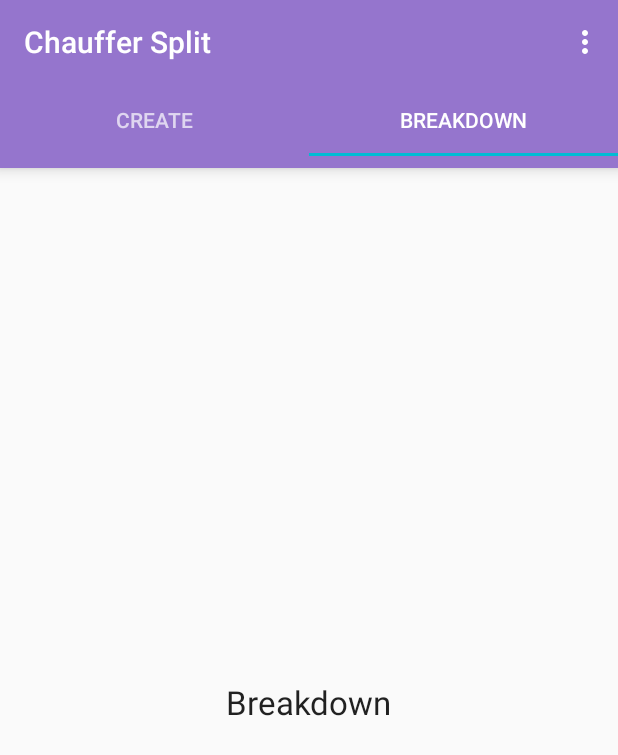
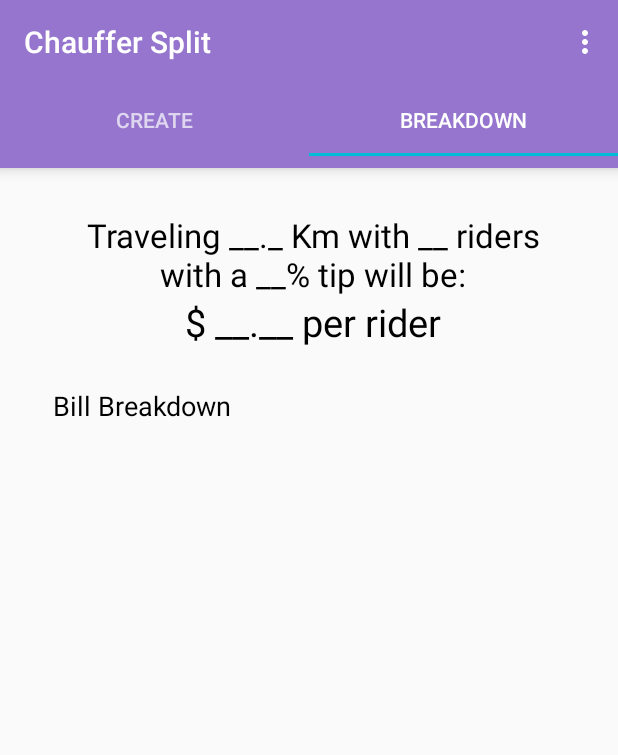
Before and after one commit to Ecobbold/ChaufferSplit, an Android app: the screen it shows after launch (MainActivity), tab 2 chosen, on a phone screen of 412 x 824 dp. Shown: the top 755 px of the screen. Run offline under Robolectric (Android 15) with nearby library versions, the phone set to English and light mode, and no system bars.

Commit message:
Fixed Margins, added text to tab2 fragement.

```diff
--- a/app/src/main/res/layout/fragment_tab_fragment1.xml
+++ b/app/src/main/res/layout/fragment_tab_fragment1.xml
@@ -2,10 +2,9 @@
 <RelativeLayout xmlns:android="http://schemas.android.com/apk/res/android"
     android:layout_width="match_parent"
     android:layout_height="match_parent"
-    android:paddingLeft="35dp"
-    android:paddingRight="60dp"
+    android:paddingStart="35dp"
+    android:paddingEnd="30dp"
     android:paddingTop="30dp"
-    android:paddingEnd="30dp"
     android:orientation="vertical">
 
     <TextView
--- a/app/src/main/res/layout/fragment_tab_fragment2.xml
+++ b/app/src/main/res/layout/fragment_tab_fragment2.xml
@@ -2,14 +2,44 @@
 <RelativeLayout xmlns:android="http://schemas.android.com/apk/res/android"
     android:layout_width="match_parent"
     android:layout_height="match_parent"
+    android:paddingStart="35dp"
+    android:paddingEnd="30dp"
+    android:paddingTop="30dp"
     android:orientation="vertical">
 
     <TextView
-        android:id="@+id/textView"
+        android:text="@string/Bill"
         android:layout_width="wrap_content"
         android:layout_height="wrap_content"
-        android:layout_centerInParent="true"
-        android:text="Breakdown"
-        android:textAppearance="?android:attr/textAppearanceLarge"/>
+        android:id="@+id/textView1"
+        android:textSize="22sp"
+        android:fontFamily="sans-serif"
+        android:textColor="@android:color/black"
+        android:textAlignment="center" />
+
+
+    <TextView
+        android:text="@string/price"
+        android:layout_width="match_parent"
+        android:layout_height="wrap_content"
+        android:id="@+id/textView2"
+        android:textSize="25sp"
+        android:fontFamily="sans-serif"
+        android:textColor="@android:color/black"
+        android:textAlignment="center"
+        android:layout_below="@+id/textView1"
+        android:layout_alignParentStart="true" />
+
+    <TextView
+        android:text="@string/Bill_Breakdown"
+        android:layout_width="wrap_content"
+        android:layout_height="wrap_content"
+        android:id="@+id/textView3"
+        android:textSize="18sp"
+        android:fontFamily="sans-serif"
+        android:textColor="@android:color/black"
+        android:layout_below="@+id/textView2"
+        android:layout_alignParentStart="true"
+        android:layout_marginTop="26dp" />
 
 </RelativeLayout>
--- a/app/src/main/res/values/strings.xml
+++ b/app/src/main/res/values/strings.xml
@@ -10,4 +10,7 @@
     <string name="plus">+</string>
     <string name="calculate">Calculate</string>
     <string name="action_settings">Settings</string>
+    <string name="Bill_Breakdown">Bill Breakdown</string>
+    <string name="Bill">Traveling __._ Km with __ riders with a __% tip will be:</string>
+    <string name="price">$ __.__ per rider</string>
 </resources>
```
